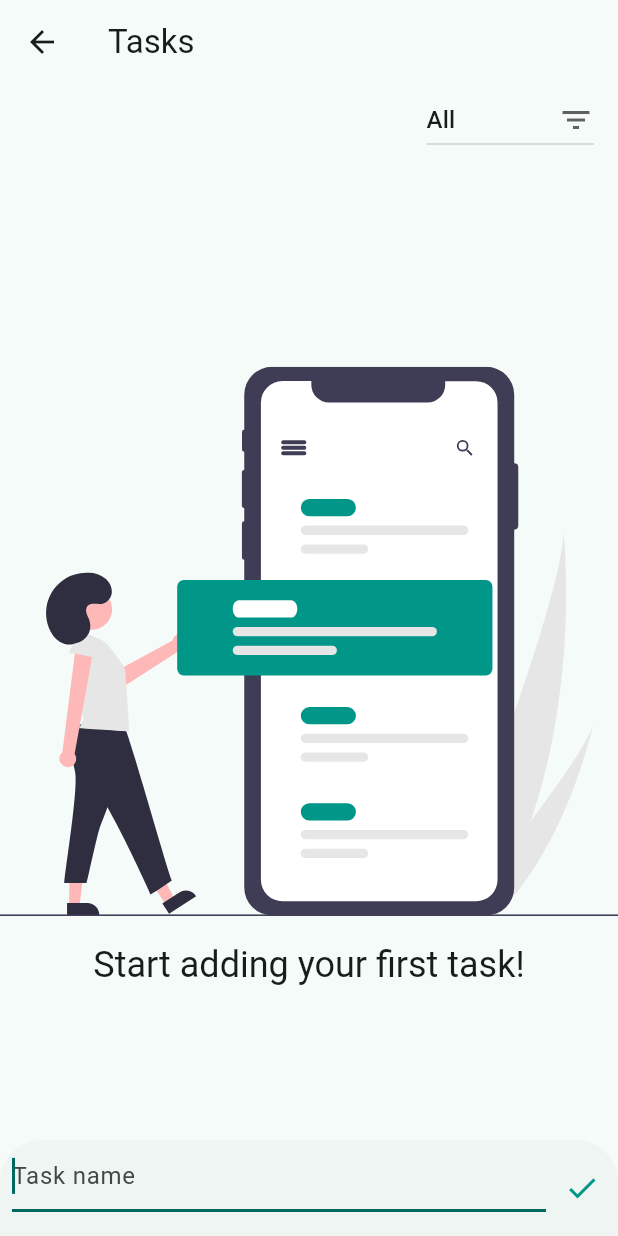
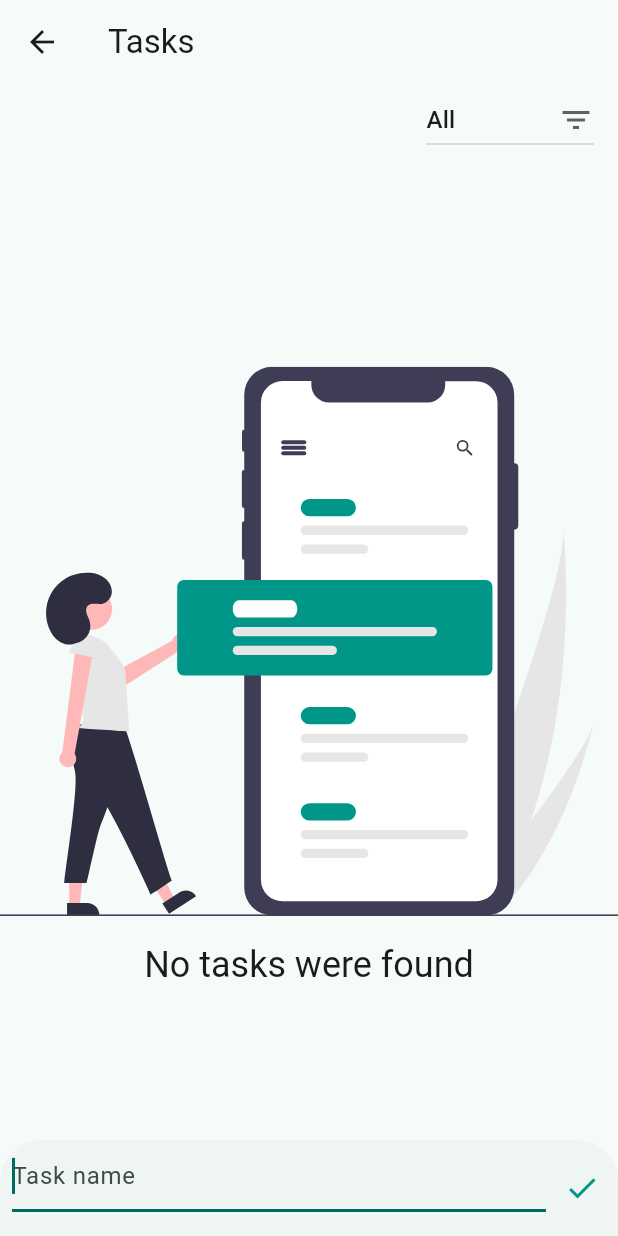
Before and after one commit to CamiiloAF/my_todo, a Flutter app: the screen it shows after launch, after a tap on the "add" icon, on a phone screen of 412 x 824 dp. Run offline on Flutter 3.47's test engine with Material 3 defaults, Android fonts, the phone set to English and light mode, and no system bars; our stand-ins replace flutter_bloc, flutter_svg, freezed_annotation, get_it, sqflite; accounts and stored records are empty.

Commit message:
Add filter

```diff
--- a/lib/features/tasks/presentation/pages/tasks_page.dart
+++ b/lib/features/tasks/presentation/pages/tasks_page.dart
@@ -34,14 +34,14 @@ class TasksPage extends StatelessWidget {
             title: const Text('Tasks'),
           ),
           floatingActionButton: const AddTaskFab(),
-          body: Column(
+          body: const Column(
             crossAxisAlignment: CrossAxisAlignment.end,
             children: [
               Padding(
                 padding: EdgeInsets.only(right: 16),
-                child: const TaskFilter(),
+                child: TaskFilter(),
               ),
-              Expanded(child: const TaskList()),
+              Expanded(child: TaskList()),
             ],
           ),
         ),
--- a/lib/features/tasks/presentation/state_managers/tasks_cubit.dart
+++ b/lib/features/tasks/presentation/state_managers/tasks_cubit.dart
@@ -3,6 +3,7 @@ import 'package:freezed_annotation/freezed_annotation.dart';
 
 import '../../../../core/exceptions/failure.dart';
 import '../../domain/entities/task.dart';
+import '../../domain/entities/task_filter_options.dart';
 import '../../domain/repositories/tasks_repository_contract.dart';
 
 part 'tasks_cubit.freezed.dart';
@@ -14,21 +15,34 @@ class TasksCubit extends Cubit<TasksState> {
   final TasksRepositoryContract _tasksRepository;
   List<Task> _tasks = [];
 
+  TaskFilterOptions? _currentFilter;
+
   Future<void> loadTasks() async {
     emit(const LoadingTasks());
 
     try {
       _tasks = await _tasksRepository.getTasks();
 
-      emit(TasksLoaded(_tasks));
+      emitLoaded();
     } on Failure catch (e) {
       emit(TasksErrors(e.message));
     }
   }
 
-  Future<void> filterTasksByCompletion(final bool isCompleted) async {
-    final filteredTasks =
-        _tasks.where((task) => task.completed == isCompleted).toList();
+  void filterTasksByCompletion(final TaskFilterOptions option) {
+    _currentFilter = option;
+
+    if (option == TaskFilterOptions.all) {
+      emitLoaded();
+      return;
+    }
+
+    final filteredTasks = _tasks
+        .where(
+          (final task) =>
+              task.completed == (option == TaskFilterOptions.completed),
+        )
+        .toList();
 
     emit(TasksLoaded(filteredTasks));
   }
@@ -45,7 +59,7 @@ class TasksCubit extends Cubit<TasksState> {
     } on Failure catch (e) {
       emit(TasksErrors(e.message));
     } finally {
-      emit(TasksLoaded(_tasks));
+      emitLoaded();
     }
   }
 
@@ -63,7 +77,7 @@ class TasksCubit extends Cubit<TasksState> {
     } on Failure catch (e) {
       emit(TasksErrors(e.message));
     } finally {
-      emit(TasksLoaded(_tasks));
+      emitLoaded();
     }
   }
 
@@ -79,7 +93,15 @@ class TasksCubit extends Cubit<TasksState> {
     } on Failure catch (e) {
       emit(TasksErrors(e.message));
     } finally {
-      emit(TasksLoaded(_tasks));
+      emitLoaded();
     }
   }
+
+  void emitLoaded() {
+    if (_currentFilter != TaskFilterOptions.all) {
+      filterTasksByCompletion(_currentFilter ?? TaskFilterOptions.all);
+      return;
+    }
+    emit(TasksLoaded(_tasks));
+  }
 }
--- a/lib/features/tasks/presentation/widgets/add_task_form.dart
+++ b/lib/features/tasks/presentation/widgets/add_task_form.dart
@@ -67,7 +67,10 @@ class _AddTaskFormState extends State<AddTaskForm> {
             ),
           ),
           IconButton(
-            icon: const Icon(Icons.check, color: Colors.teal,),
+            icon: const Icon(
+              Icons.check,
+              color: Colors.teal,
+            ),
             onPressed: () async {
               await saveTask();
             },
@@ -80,6 +83,11 @@ class _AddTaskFormState extends State<AddTaskForm> {
   Future<void> saveTask() async {
     final taskName = _textController.value.text;
 
+    if (taskName.isEmpty) {
+      Navigator.pop(context);
+      return;
+    }
+
     final task = Task(id: 0, title: taskName);
 
     await context.read<TasksCubit>().addTask(task);
--- a/lib/features/tasks/presentation/widgets/task_empty.dart
+++ b/lib/features/tasks/presentation/widgets/task_empty.dart
@@ -15,7 +15,7 @@ class EmptyListWidget extends StatelessWidget {
           SizedBox(height: context.screenHeight * 0.15),
           SvgPicture.asset('assets/images/empty_task_list.svg', height: 400),
           Text(
-            'Start adding your first task!',
+            'No tasks were found',
             style: context.textTheme.headlineSmall,
           ),
         ],
--- a/lib/features/tasks/presentation/widgets/task_filter.dart
+++ b/lib/features/tasks/presentation/widgets/task_filter.dart
@@ -1,12 +1,14 @@
 import 'package:flutter/material.dart';
+import 'package:flutter_bloc/flutter_bloc.dart';
 
 import '../../domain/entities/task_filter_options.dart';
+import '../state_managers/tasks_cubit.dart';
 
 class TaskFilter extends StatefulWidget {
-  const TaskFilter({Key? key}) : super(key: key);
+  const TaskFilter({super.key});
 
   @override
-  _TaskFilterState createState() => _TaskFilterState();
+  State<TaskFilter> createState() => _TaskFilterState();
 }
 
 class _TaskFilterState extends State<TaskFilter> {
@@ -14,17 +16,18 @@ class _TaskFilterState extends State<TaskFilter> {
   TaskFilterOptions _selectedFilter = TaskFilterOptions.all;
 
   @override
-  Widget build(BuildContext context) {
+  Widget build(final BuildContext context) {
     return DropdownButton<TaskFilterOptions>(
       value: _selectedFilter,
       icon: const Icon(Icons.filter_list),
-      onChanged: (TaskFilterOptions? newValue) {
+      onChanged: (final newValue) {
         setState(() {
           _selectedFilter = newValue!;
         });
+        context.read<TasksCubit>().filterTasksByCompletion(_selectedFilter);
       },
       items: _filterOptions
-          .map<DropdownMenuItem<TaskFilterOptions>>((TaskFilterOptions value) {
+          .map<DropdownMenuItem<TaskFilterOptions>>((final value) {
         return DropdownMenuItem<TaskFilterOptions>(
           value: value,
           child: Text(value.text),
--- a/lib/features/tasks/presentation/widgets/task_list.dart
+++ b/lib/features/tasks/presentation/widgets/task_list.dart
@@ -1,8 +1,8 @@
 import 'package:flutter/material.dart';
 import 'package:flutter_bloc/flutter_bloc.dart';
-import 'package:my_todo/features/tasks/presentation/widgets/task_empty.dart';
 
 import '../state_managers/tasks_cubit.dart';
+import 'task_empty.dart';
 import 'task_list_item.dart';
 
 class TaskList extends StatelessWidget {
```
